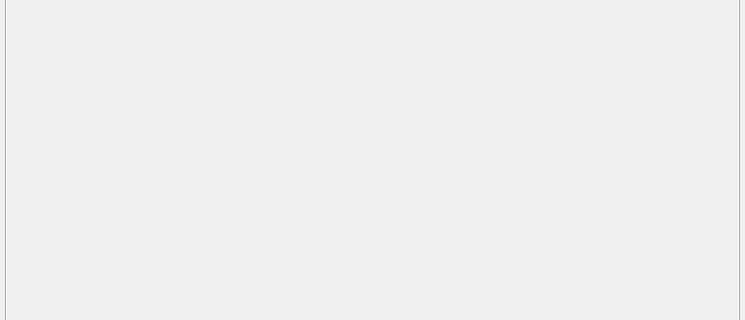
Above: Source_Code/source_files/isrt_gui_v0.7.ui from sargolin/ISRT-Insurgency-Sandstorm-RCON-TOOL-and-Mapchanger before the change; both pictures show x 0 to 745 and y 530 to 850 of the 745 by 850 pixel window. Below: the same form after it.
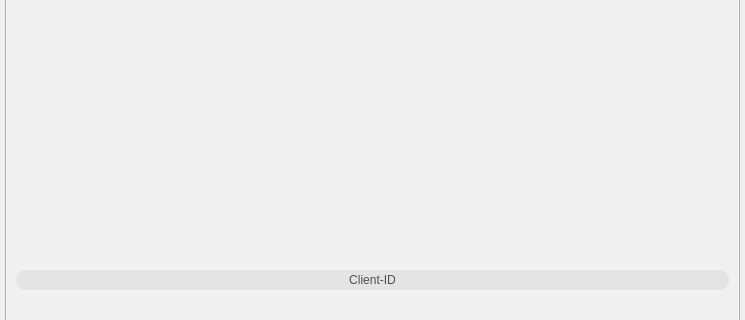
That is the form after the change. The open tabs and pages were chosen to show the change. Icons and pictures are not drawn.

Commit message: Implemented Client ID

The edit to the form file:
```diff
--- a/Source_Code/source_files/isrt_gui_v0.7.ui
+++ b/Source_Code/source_files/isrt_gui_v0.7.ui
@@ -3319,6 +3319,36 @@
          </property>
         </spacer>
        </item>
+       <item>
+        <widget class="QLabel" name="lbl_client_id">
+         <property name="autoFillBackground">
+          <bool>false</bool>
+         </property>
+         <property name="styleSheet">
+          <string notr="true">background-color: rgb(228, 228, 228);
+border-radius: 10px;
+min-height: 20px;</string>
+         </property>
+         <property name="frameShape">
+          <enum>QFrame::NoFrame</enum>
+         </property>
+         <property name="frameShadow">
+          <enum>QFrame::Plain</enum>
+         </property>
+         <property name="text">
+          <string>&lt;html&gt;&lt;head/&gt;&lt;body&gt;&lt;p&gt;&lt;span style=&quot; color:#505050;&quot;&gt;Client-ID&lt;/span&gt;&lt;/p&gt;&lt;/body&gt;&lt;/html&gt;</string>
+         </property>
+         <property name="scaledContents">
+          <bool>false</bool>
+         </property>
+         <property name="alignment">
+          <set>Qt::AlignCenter</set>
+         </property>
+         <property name="textInteractionFlags">
+          <set>Qt::LinksAccessibleByMouse|Qt::TextSelectableByMouse</set>
+         </property>
+        </widget>
+       </item>
        <item>
         <widget class="QLabel" name="label_saving_indicator">
          <property name="font">
```
The commit also changes 5 other files.
